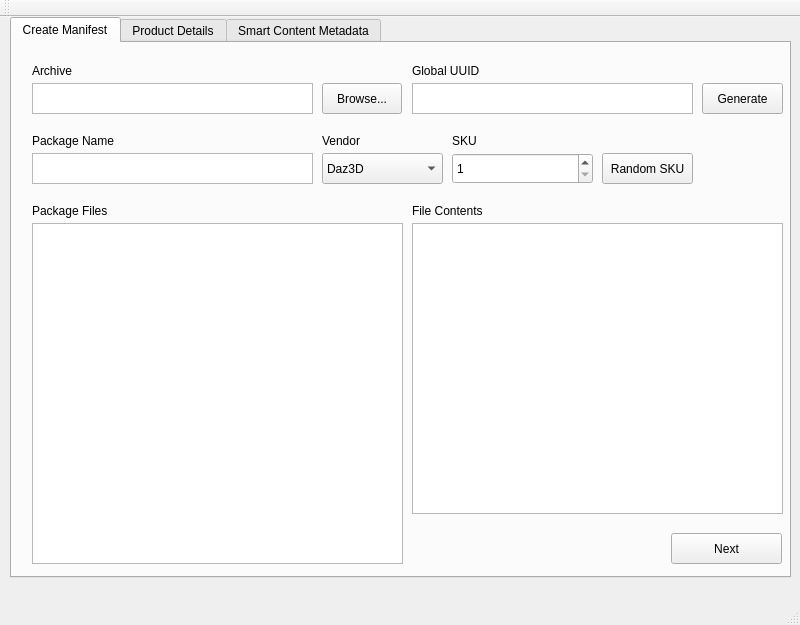
The window that ui/cdds.ui (themagicteeth/cdds-qt) describes before a commit, drawn with Qt 5.
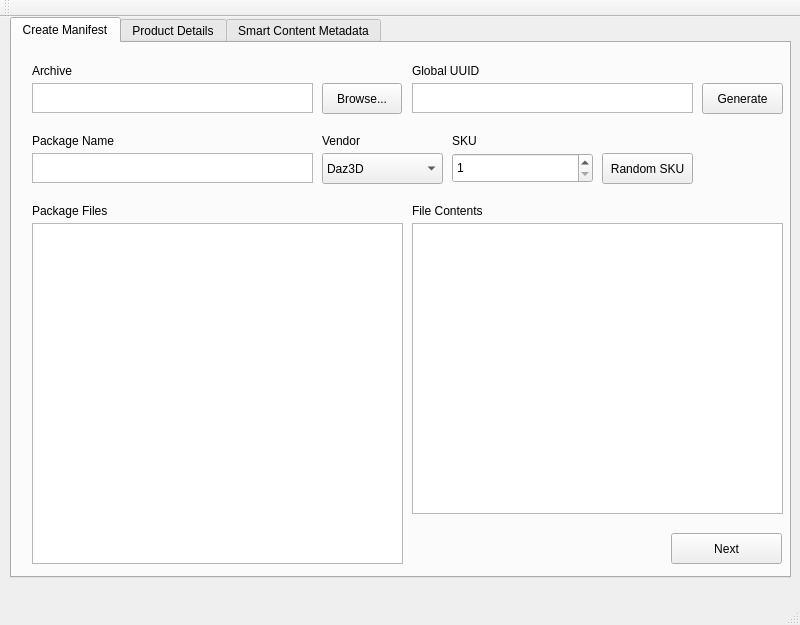
The same window after the commit.

Commit message: Add file tree view

```diff
--- a/ui/cdds.ui
+++ b/ui/cdds.ui
@@ -77,7 +77,7 @@
         <x>20</x>
         <y>110</y>
         <width>281</width>
-        <height>31</height>
+        <height>30</height>
        </rect>
       </property>
      </widget>
@@ -87,7 +87,7 @@
         <x>440</x>
         <y>110</y>
         <width>141</width>
-        <height>31</height>
+        <height>30</height>
        </rect>
       </property>
       <property name="minimum">
@@ -119,7 +119,7 @@
         <x>20</x>
         <y>40</y>
         <width>281</width>
-        <height>31</height>
+        <height>30</height>
        </rect>
       </property>
       <property name="toolTip">
@@ -217,7 +217,7 @@
         <x>400</x>
         <y>40</y>
         <width>281</width>
-        <height>31</height>
+        <height>30</height>
        </rect>
       </property>
       <property name="readOnly">
```
Left out of the diff: 15 changed lines with no effect on the pictures. The commit also changes 2 other files.
